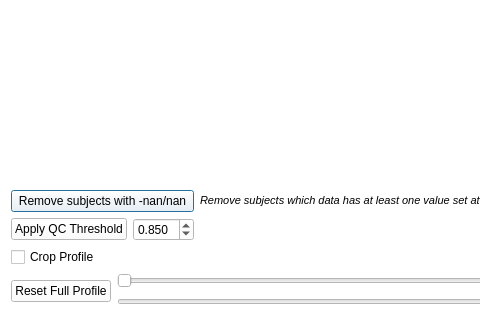
The window that QCThresholdDialog.ui (jeantm/FADTTS) describes before a commit, drawn with Qt 5; both pictures show x 0 to 480 and y 330 to 650 of the 1000 by 650 pixel window.
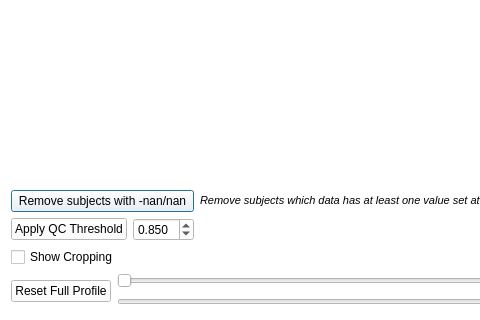
The same window after the commit. Custom widgets are drawn as their Qt base class.

Commit message:
Project FADTTS Update Cropping Profile
- Got rid of 'Use Cropped Profile' -> warning only
- Updated .json files
- Updated FADTTSter_noGUI class

- Fixed bug when appplying QC Threshold

The edit to the form file:
```diff
--- a/QCThresholdDialog.ui
+++ b/QCThresholdDialog.ui
@@ -496,7 +496,7 @@
      <item row="2" column="0">
       <widget class="QCheckBox" name="QCThresholdDialog_cropProfile_checkBox">
        <property name="text">
-        <string>Crop Profile</string>
+        <string>Show Cropping</string>
        </property>
        <property name="checked">
         <bool>false</bool>
```
The commit also changes 6 other files.
